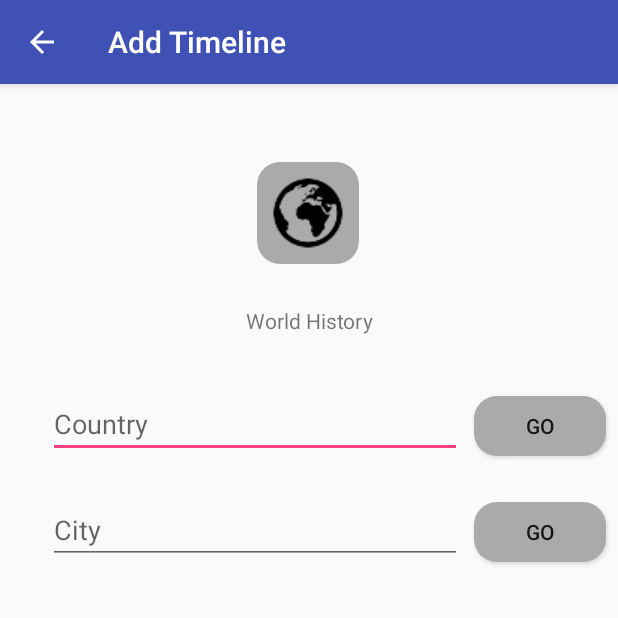
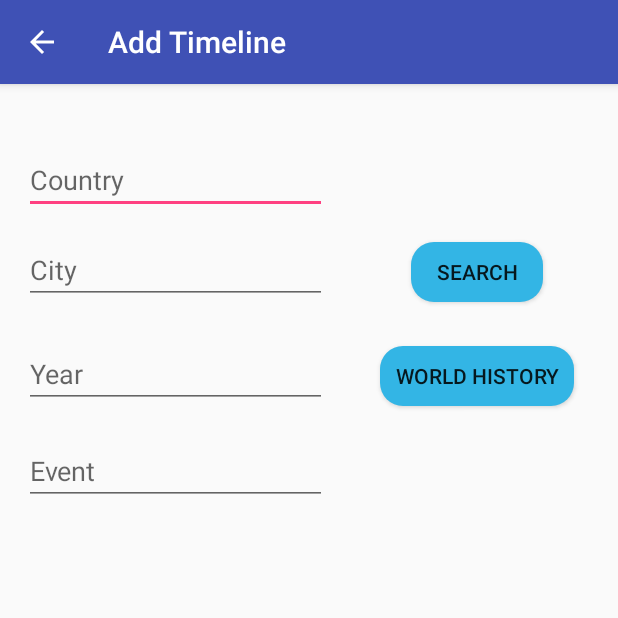
Before and after one commit to liquiddrop/Context, an Android app: the AdditionActivity screen opened directly, with no data from a screen before it, on a phone screen of 412 x 824 dp, the top half of it. Run offline under Robolectric (Android 15) with nearby library versions, the phone set to English and light mode, and no system bars; our stand-ins replace Room's generated code; libraries missing offline, so code that uses them is left out: android.arch.persistence, com.fstyle.library; 7 statements that could not run were skipped.

Commit message:
Update main page layout to include search based on date/year and by event. Also update database to search for year and event.
Signed-off-by: Curtis Porter <zeroliquiddrop@gmail.com>

```diff
--- a/app/src/main/java/com/curtis/context/Single_List_Display.java
+++ b/app/src/main/java/com/curtis/context/Single_List_Display.java
@@ -85,6 +85,12 @@ public class Single_List_Display extends AppCompatActivity {
             else if(extras.containsKey("City")){
                 message = intent.getStringExtra("City");
             }
+            else if(extras.containsKey("Year")){
+                message = intent.getStringExtra("Year");
+            }
+            else if(extras.containsKey("Event")){
+                message = intent.getStringExtra("Event");
+            }
             else {
                 message = "There was no input!";
             }
--- a/app/src/main/java/com/curtis/context/historical_event_dao.java
+++ b/app/src/main/java/com/curtis/context/historical_event_dao.java
@@ -29,6 +29,12 @@ public interface historical_event_dao {
     @Query("SELECT * FROM historical_event_table where location_city LIKE  :city ORDER BY year ASC")
     LiveData<List<historical_event>> findByCity(String city);
 
+    @Query("SELECT * FROM historical_event_table where year LIKE  :year ORDER BY year ASC")
+    LiveData<List<historical_event>> findByYear(int year);
+
+    @Query("SELECT * FROM historical_event_table where summary LIKE  '%' || :event || '%' OR full_summary LIKE  '%' || :event || '%' ORDER BY year ASC")
+    LiveData<List<historical_event>> findByEvent(String event);
+
     @Query("SELECT location_country FROM historical_event_table where location_country is not null")
     LiveData<List<String>> getAllCountries();
 
--- /dev/null
+++ b/app/src/main/res/drawable/rounded_blue.xml
@@ -0,0 +1,14 @@
+<?xml version="1.0" encoding="utf-8"?>
+<shape xmlns:android="http://schemas.android.com/apk/res/android">
+    <solid
+        android:color="@android:color/holo_blue_light"/>
+    <corners
+        android:radius="30dp" />
+    <padding
+        android:left="10dp"
+        android:top="10dp"
+        android:right="10dp"
+        android:bottom="10dp" />
+
+    <corners android:radius="15dp" />
+</shape>
--- /dev/null
+++ b/app/src/main/res/layout/activity_main_tile.xml
@@ -0,0 +1,105 @@
+<?xml version="1.0" encoding="utf-8"?>
+<android.support.constraint.ConstraintLayout xmlns:android="http://schemas.android.com/apk/res/android"
+    xmlns:app="http://schemas.android.com/apk/res-auto"
+    xmlns:tools="http://schemas.android.com/tools"
+    android:layout_width="match_parent"
+    android:layout_height="match_parent"
+    tools:context="com.curtis.context.MainActivity">
+
+    <AutoCompleteTextView
+        android:id="@+id/countryEditText"
+        android:layout_width="202dp"
+        android:layout_height="45dp"
+        android:layout_marginStart="16dp"
+        android:layout_marginLeft="16dp"
+        android:layout_marginTop="8dp"
+        android:layout_marginBottom="8dp"
+        android:ems="10"
+        android:hint="Country"
+        android:inputType="textPersonName"
+        android:lines="1"
+        android:maxLines="1"
+        app:layout_constraintBottom_toBottomOf="parent"
+        app:layout_constraintStart_toStartOf="parent"
+        app:layout_constraintTop_toTopOf="parent"
+        app:layout_constraintVertical_bias="0.047" />
+
+    <AutoCompleteTextView
+        android:id="@+id/cityEditText"
+        android:layout_width="202dp"
+        android:layout_height="45dp"
+        android:layout_marginStart="16dp"
+        android:layout_marginLeft="16dp"
+        android:ems="10"
+        android:hint="City"
+        android:inputType="textPersonName"
+        android:lines="1"
+        android:maxLines="1"
+        app:layout_constraintBottom_toBottomOf="parent"
+        app:layout_constraintStart_toStartOf="parent"
+        app:layout_constraintTop_toTopOf="parent"
+        app:layout_constraintVertical_bias="0.14" />
+
+    <AutoCompleteTextView
+        android:id="@+id/yearEditText"
+        android:layout_width="202dp"
+        android:layout_height="45dp"
+        android:layout_marginStart="16dp"
+        android:layout_marginLeft="16dp"
+        android:ems="10"
+        android:hint="Year"
+        android:inputType="textPersonName"
+        android:lines="1"
+        android:maxLines="1"
+        app:layout_constraintBottom_toBottomOf="parent"
+        app:layout_constraintStart_toStartOf="parent"
+        app:layout_constraintTop_toTopOf="parent"
+        app:layout_constraintVertical_bias="0.236" />
+
+    <AutoCompleteTextView
+        android:id="@+id/eventEditText"
+        android:layout_width="202dp"
+        android:layout_height="45dp"
+        android:layout_marginStart="16dp"
+        android:layout_marginLeft="16dp"
+        android:ems="10"
+        android:hint="Event"
+        android:inputType="textPersonName"
+        android:lines="1"
+        android:maxLines="1"
+        app:layout_constraintBottom_toBottomOf="parent"
+        app:layout_constraintStart_toStartOf="parent"
+        app:layout_constraintTop_toTopOf="parent"
+        app:layout_constraintVertical_bias="0.326" />
+
+    <Button
+        android:id="@+id/searchButton"
+        android:layout_width="wrap_content"
+        android:layout_height="40dp"
+        android:layout_marginStart="56dp"
+        android:layout_marginLeft="56dp"
+        android:background="@drawable/rounded_blue"
+        android:onClick="clickedSearch"
+        android:text="Search"
+        app:layout_constraintBaseline_toBaselineOf="@id/cityEditText"
+        app:layout_constraintBottom_toBottomOf="parent"
+        app:layout_constraintStart_toEndOf="@+id/cityEditText"
+        app:layout_constraintTop_toTopOf="parent"
+        app:layout_constraintVertical_bias="0.146" />
+
+    <Button
+        android:id="@+id/worldHistoryButton"
+        android:layout_width="wrap_content"
+        android:layout_height="40dp"
+        android:background="@drawable/rounded_blue"
+        android:onClick="goToWorldHistory"
+        android:text="World History"
+        app:layout_constraintBaseline_toBaselineOf="@id/yearEditText"
+        app:layout_constraintBottom_toBottomOf="parent"
+        app:layout_constraintStart_toEndOf="@+id/yearEditText"
+        app:layout_constraintTop_toTopOf="parent"
+        app:layout_constraintVertical_bias="0.234"
+        app:layout_constraintEnd_toEndOf="@id/searchButton"
+        app:layout_constraintStart_toStartOf="@id/searchButton"/>
+
+</android.support.constraint.ConstraintLayout>
```
Also changed, not shown: app/src/main/java/com/curtis/context/AdditionActivity.java (+56 -47 lines), app/src/main/java/com/curtis/context/Dual_List_Display.java (+19 -10 lines), app/src/main/java/com/curtis/context/HistoricalEventRepository.java (+8 -0 lines), app/src/main/java/com/curtis/context/HistoricalEventViewModel.java (+8 -0 lines), app/src/main/java/com/curtis/context/MainActivity.java (+40 -24 lines), app/src/main/java/com/curtis/context/RecyclerViewFragment.java (+42 -0 lines).
